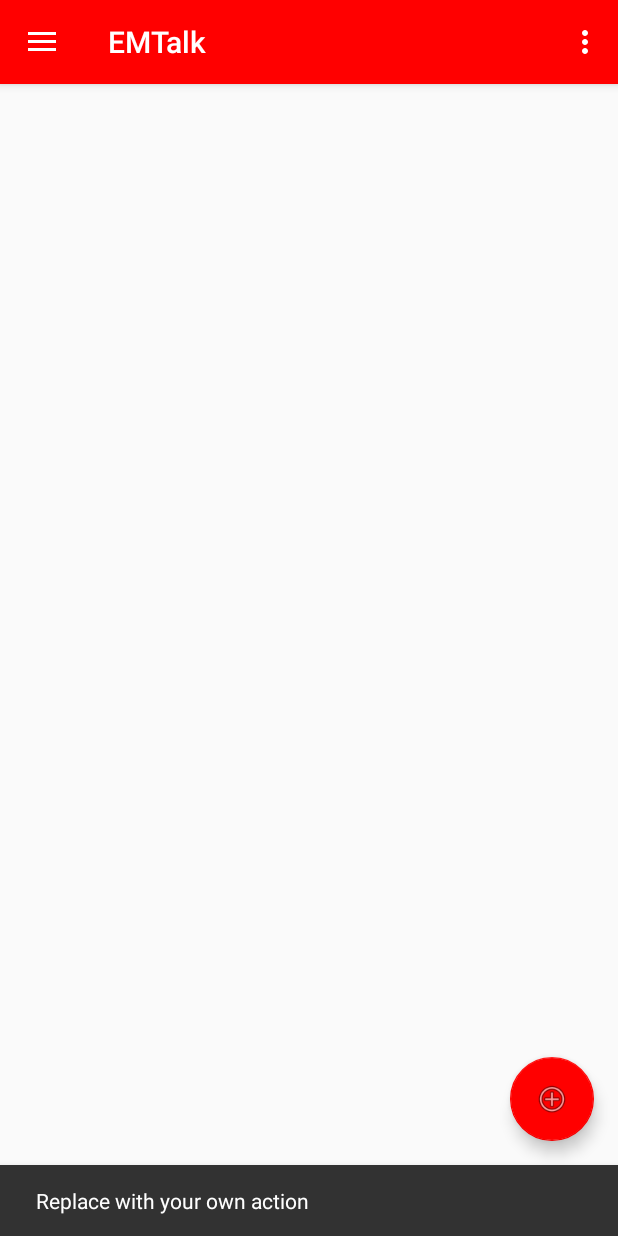
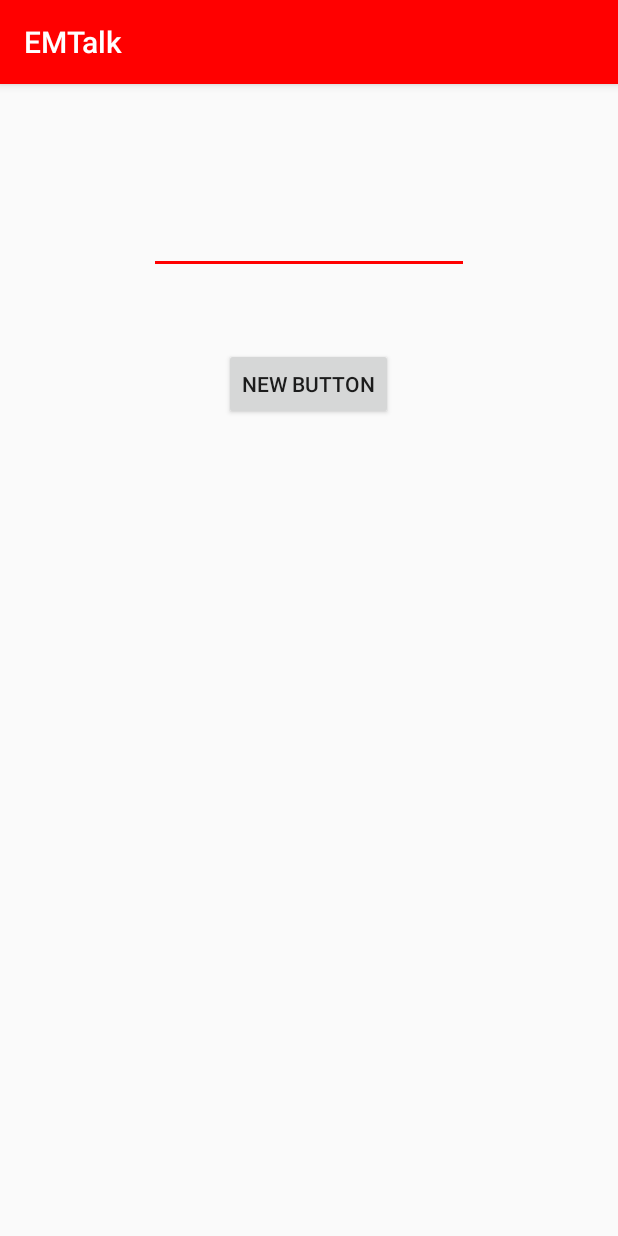
Before and after one commit to Adrianmjim/EMTalk, an Android app: the screen it shows after launch (ActividadPrincipal before the commit, ActividadAdd after it), after a tap on an icon or button, on a phone screen of 412 x 824 dp. Run offline under Robolectric (Android 15) with nearby library versions, the phone set to English and light mode, and no system bars.

Commit message:
actualizacion a ultimos cambios

```diff
--- a/app/src/main/AndroidManifest.xml
+++ b/app/src/main/AndroidManifest.xml
@@ -20,7 +20,8 @@
                 <category android:name="android.intent.category.LAUNCHER" />
             </intent-filter>
         </activity>
-        <activity android:name=".vista.ActividadParada"></activity>
+        <activity android:name=".vista.ActividadParada" />
+        <activity android:name=".vista.ActividadAdd"></activity>
     </application>
 
 </manifest>
--- /dev/null
+++ b/app/src/main/java/pad/ucm/fdi/emtalk/vista/ActividadAdd.java
@@ -0,0 +1,34 @@
+package pad.ucm.fdi.emtalk.vista;
+
+import android.app.Activity;
+import android.content.Intent;
+import android.net.Uri;
+import android.support.v7.app.AppCompatActivity;
+import android.os.Bundle;
+import android.view.View;
+import android.widget.Button;
+import android.widget.EditText;
+import android.widget.TextView;
+
+import pad.ucm.fdi.emtalk.R;
+
+public class ActividadAdd extends AppCompatActivity {
+    private EditText parada;
+    private Button guardar;
+    @Override
+    protected void onCreate(Bundle savedInstanceState) {
+        super.onCreate(savedInstanceState);
+        setContentView(R.layout.activity_actividad_add);
+        parada = (EditText) findViewById(R.id.paradaGuardar);
+        guardar = (Button) findViewById(R.id.guardar);
+        guardar.setOnClickListener(new View.OnClickListener() {
+            @Override
+            public void onClick(View view) {
+                Intent i = new Intent();
+                i.putExtra("text", parada.getText());
+                setResult( Activity.RESULT_OK, i );
+                finish();
+            }
+        });
+    }
+}
--- a/app/src/main/java/pad/ucm/fdi/emtalk/vista/ActividadPrincipal.java
+++ b/app/src/main/java/pad/ucm/fdi/emtalk/vista/ActividadPrincipal.java
@@ -3,6 +3,7 @@ package pad.ucm.fdi.emtalk.vista;
 
 import android.app.FragmentManager;
 import android.app.FragmentTransaction;
+import android.content.Intent;
 import android.net.Uri;
 import android.os.Bundle;
 import android.support.design.widget.FloatingActionButton;
@@ -20,6 +21,9 @@ import android.view.Menu;
 import android.view.MenuItem;
 import android.widget.TextView;
 
+import java.util.ArrayList;
+import java.util.List;
+
 import pad.ucm.fdi.emtalk.R;
 import pad.ucm.fdi.emtalk.modelo.GestorConexion;
 import pad.ucm.fdi.emtalk.modelo.tiposApi.ListaLineas;
@@ -27,28 +31,30 @@ import pad.ucm.fdi.emtalk.modelo.tiposApi.ListaLlegadas;
 import pad.ucm.fdi.emtalk.modelo.tiposApi.ListaParadas;
 import pad.ucm.fdi.emtalk.vista.fragments.FragmentoBusqueda;
 import pad.ucm.fdi.emtalk.vista.fragments.FragmentoLineas;
+import pad.ucm.fdi.emtalk.vista.fragments.FragmentoMisParadas;
 
 public class ActividadPrincipal extends AppCompatActivity
-        implements NavigationView.OnNavigationItemSelectedListener, FragmentoBusqueda.OnFragmentInteractionListener, FragmentoLineas.OnFragmentInteractionListener {
+        implements NavigationView.OnNavigationItemSelectedListener, FragmentoBusqueda.OnFragmentInteractionListener, FragmentoLineas.OnFragmentInteractionListener, FragmentoMisParadas.OnFragmentInteractionListener {
     private static TextView texto;
     private GestorConexion gestor;
     private static ListaLlegadas lista;
     private static ListaLineas listaLineas;
     private static ListaParadas paradas;
+    private List<Integer> paradasFavoritas;
     @Override
     protected void onCreate(Bundle savedInstanceState) {
         super.onCreate(savedInstanceState);
         setContentView(R.layout.activity_actividad_principal);
         Toolbar toolbar = (Toolbar) findViewById(R.id.toolbar);
         setSupportActionBar(toolbar);
-
+        paradasFavoritas = new ArrayList<Integer>();
 
         FloatingActionButton fab = (FloatingActionButton) findViewById(R.id.fab);
         fab.setOnClickListener(new View.OnClickListener() {
             @Override
             public void onClick(View view) {
-                Snackbar.make(view, "Replace with your own action", Snackbar.LENGTH_LONG)
-                        .setAction("Action", null).show();
+                Intent i = new Intent(view.getContext(), ActividadAdd.class);
+                startActivity(i);
             }
         });
 
@@ -71,7 +77,13 @@ public class ActividadPrincipal extends AppCompatActivity
             super.onBackPressed();
         }
     }
-
+    @Override
+    protected void onActivityResult(int requestCode, int resultCode, Intent data) {
+        // TODO Auto-generated method stub
+        if (resultCode == RESULT_OK) {
+            paradasFavoritas.add(Integer.getInteger(data.getExtras().get("text").toString()));
+        }
+    }
     @Override
     public boolean onCreateOptionsMenu(Menu menu) {
         // Inflate the menu; this adds items to the action bar if it is present.
@@ -101,7 +113,11 @@ public class ActividadPrincipal extends AppCompatActivity
         int id = item.getItemId();
 
         if (id == R.id.nav_camera) {
-
+            FragmentManager f = getFragmentManager();
+            FragmentTransaction t = f.beginTransaction();
+            FragmentoMisParadas b = FragmentoMisParadas.newInstance(paradasFavoritas);
+            t.replace(R.id.contenedor, b);
+            t.commit();
 
         } else if (id == R.id.nav_gallery) {
             FragmentManager f = getFragmentManager();
@@ -141,6 +157,7 @@ public class ActividadPrincipal extends AppCompatActivity
         texto.setText(paradas.getDestination()+ paradas.getLabel());
     }
 
+
     @Override
     public void onFragmentInteraction(Uri uri) {
 
--- /dev/null
+++ b/app/src/main/res/layout/activity_actividad_add.xml
@@ -0,0 +1,30 @@
+<?xml version="1.0" encoding="utf-8"?>
+<RelativeLayout xmlns:android="http://schemas.android.com/apk/res/android"
+    xmlns:tools="http://schemas.android.com/tools"
+    android:layout_width="match_parent"
+    android:layout_height="match_parent"
+    android:paddingBottom="@dimen/activity_vertical_margin"
+    android:paddingLeft="@dimen/activity_horizontal_margin"
+    android:paddingRight="@dimen/activity_horizontal_margin"
+    android:paddingTop="@dimen/activity_vertical_margin"
+    tools:context="pad.ucm.fdi.emtalk.vista.ActividadAdd">
+
+    <EditText
+        android:layout_width="wrap_content"
+        android:layout_height="wrap_content"
+        android:inputType="numberSigned"
+        android:ems="10"
+        android:id="@+id/paradaGuardar"
+        android:layout_alignParentTop="true"
+        android:layout_centerHorizontal="true"
+        android:layout_marginTop="65dp" />
+
+    <Button
+        android:layout_width="wrap_content"
+        android:layout_height="wrap_content"
+        android:text="New Button"
+        android:id="@+id/guardar"
+        android:layout_below="@+id/paradaGuardar"
+        android:layout_centerHorizontal="true"
+        android:layout_marginTop="49dp" />
+</RelativeLayout>
```
Also changed, not shown: app/src/main/java/pad/ucm/fdi/emtalk/vista/adaptadores/AdaptadorParadas.java (+5 -2 lines), app/src/main/java/pad/ucm/fdi/emtalk/vista/fragments/FragmentoMisParadas.java (+15 -14 lines), app/src/main/res/layout/fragment_fragmento_mis_paradas.xml (+8 -6 lines).
